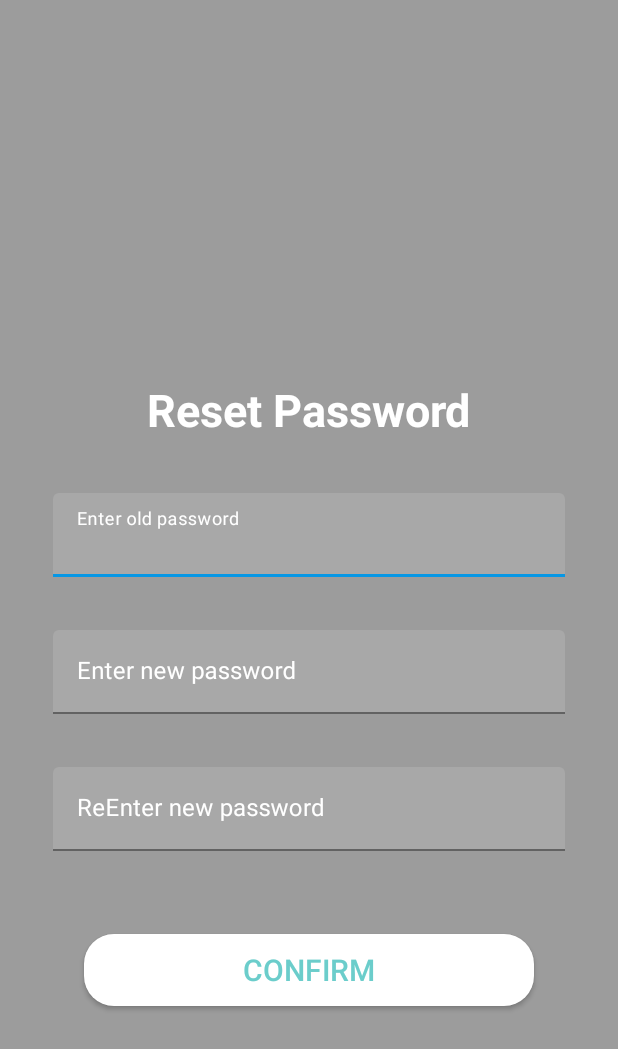
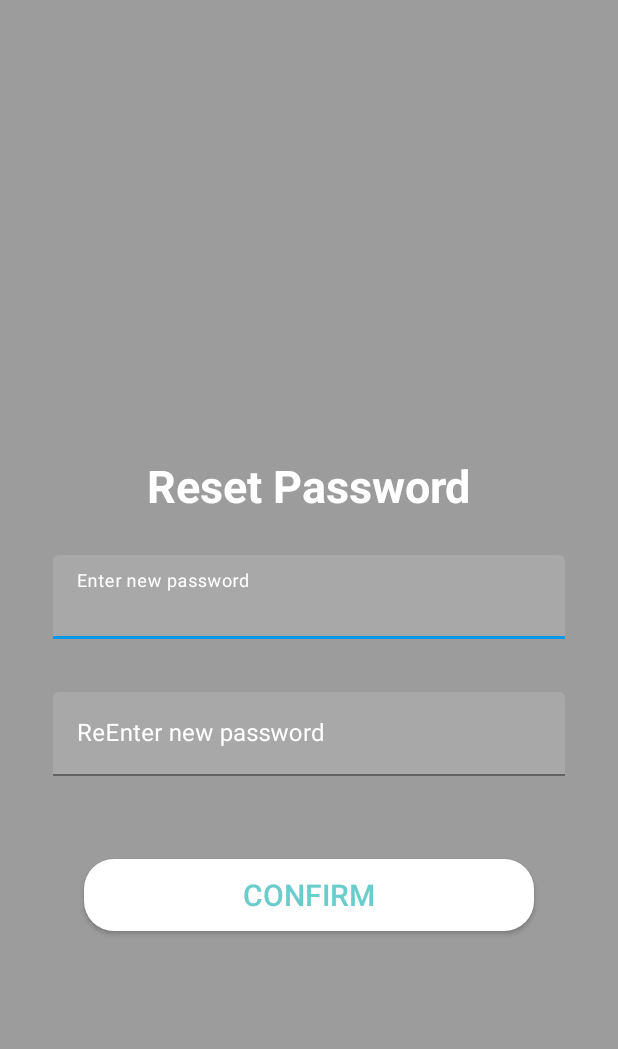
Before and after one commit to MCT-LIB/Techwiz, an Android app: the layout fragment_reset_password.xml on its own in the app's theme, with its tools: preview values and no code run, on a phone screen of 412 x 824 dp. Shown: the top 1049 px of the screen. Run offline under Robolectric (Android 15) with nearby library versions, the phone set to English and light mode, and no system bars.

Commit message:
update code restPass

```diff
--- a/app/src/main/java/com/csupporter/techwiz/presentation/presenter/ViewCallback.java
+++ b/app/src/main/java/com/csupporter/techwiz/presentation/presenter/ViewCallback.java
@@ -40,7 +40,7 @@ public abstract class ViewCallback {
     }
 
     public interface ResetPasswordCallBack{
-        void onSuccess();
+        void onSuccess(String pw);
 
         void onFailure();
 
--- a/app/src/main/java/com/csupporter/techwiz/presentation/view/fragment/authentication/EnterOTPFragment.java
+++ b/app/src/main/java/com/csupporter/techwiz/presentation/view/fragment/authentication/EnterOTPFragment.java
@@ -92,8 +92,10 @@ public class EnterOTPFragment extends BaseFragment implements View.OnClickListen
     public void onClick(@NonNull View v) {
         switch (v.getId()) {
             case R.id.btn_verify_code:
-                if (getOTPCodeUser() == otp)
+                if (getOTPCodeUser() == otp){
+                    Fragment fragment = ResetPasswordFragment.newInstance(account);
                     replaceFragment(new ResetPasswordFragment(), true, BaseActivity.Anim.RIGHT_IN_LEFT_OUT);
+                }
                 break;
             case R.id.tv_resent_otp:
                 if (from == FROM_FORGOT_PW) {
@@ -105,7 +107,7 @@ public class EnterOTPFragment extends BaseFragment implements View.OnClickListen
         }
     }
 
-    private void intiView(@NonNull View view) {
+    private void intiView(View view) {
         edtDigitCode_1 = view.findViewById(R.id.edt_digit_code_1);
         edtDigitCode_2 = view.findViewById(R.id.edt_digit_code_2);
         edtDigitCode_3 = view.findViewById(R.id.edt_digit_code_3);
--- a/app/src/main/res/layout/fragment_reset_password.xml
+++ b/app/src/main/res/layout/fragment_reset_password.xml
@@ -24,35 +24,12 @@
             android:textSize="30sp"
             android:textStyle="bold" />
 
-        <com.google.android.material.textfield.TextInputLayout
-            android:layout_width="match_parent"
-            android:layout_height="wrap_content"
-            android:layout_marginStart="35dp"
-            android:layout_marginTop="35dp"
-            android:layout_marginEnd="35dp"
-            android:layout_marginBottom="35dp"
-            android:hint="@string/reset_pw_enter_old_pw"
-            android:textColorHint="@color/white"
-            android:textSize="18sp"
-            app:endIconMode="clear_text"
-            app:endIconTint="@color/white"
-            app:hintTextColor="@color/white">
-
-            <com.google.android.material.textfield.TextInputEditText
-                android:id="@+id/edt_enter_old_pw"
-                android:layout_width="match_parent"
-                android:layout_height="wrap_content"
-                android:backgroundTint="@color/white"
-                android:imeOptions="actionNext"
-                android:textColor="@color/white"
-                android:textColorHint="@color/white" />
-
-        </com.google.android.material.textfield.TextInputLayout>
 
         <com.google.android.material.textfield.TextInputLayout
             android:layout_width="match_parent"
             android:layout_height="wrap_content"
             android:layout_marginStart="35dp"
+            android:layout_marginTop="26dp"
             android:layout_marginEnd="35dp"
             android:layout_marginBottom="35dp"
             android:hint="@string/reset_pw_enter_new_pw"
```
Also changed, not shown: app/src/main/java/com/csupporter/techwiz/presentation/presenter/ResetPasswordPresenter.java (+2 -13 lines), app/src/main/java/com/csupporter/techwiz/presentation/view/fragment/authentication/ForgotPasswordFragment.java (+42 -8 lines), app/src/main/java/com/csupporter/techwiz/presentation/view/fragment/authentication/ResetPasswordFragment.java (+53 -4 lines).
